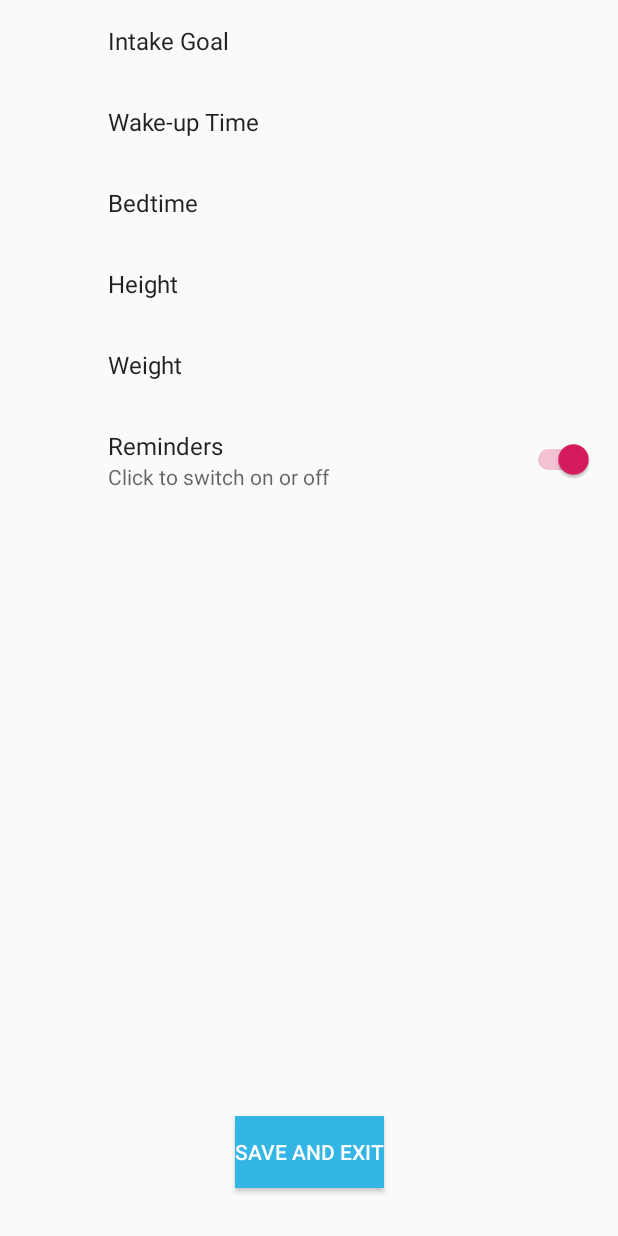
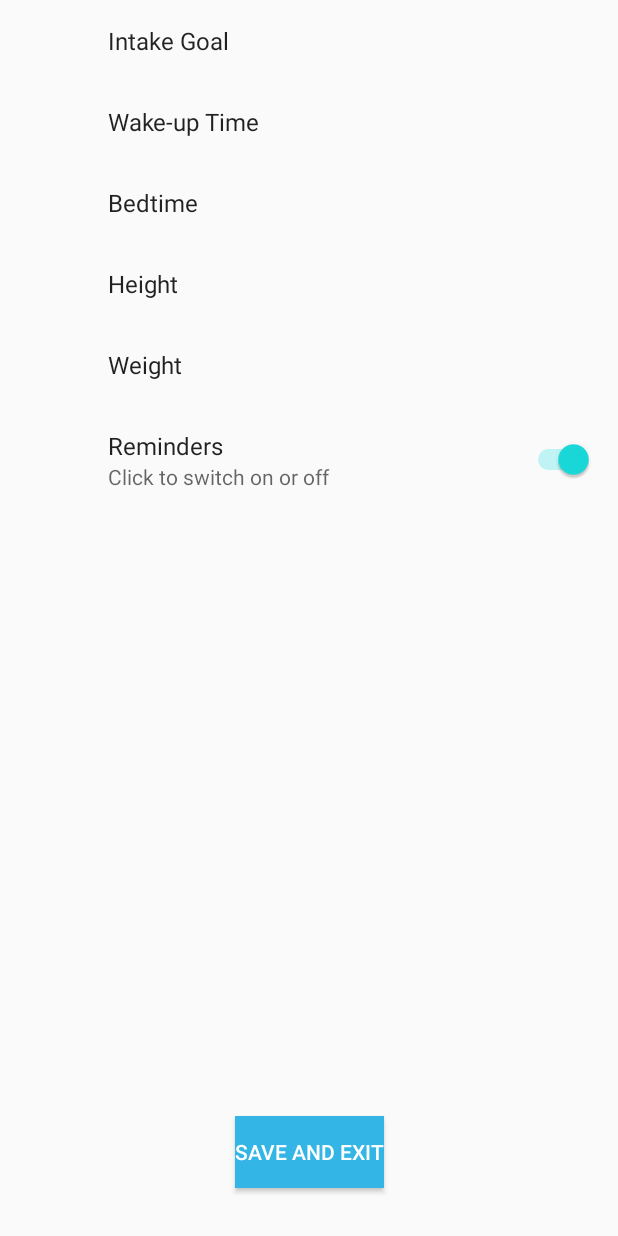
Before and after one commit to emmandibble/HiDr8, an Android app: the screen it shows after launch (Settings), after a tap on "Change Daily Goal", on a phone screen of 412 x 824 dp. Run offline under Robolectric (Android 15) with nearby library versions, the phone set to English and light mode, and no system bars; our stand-ins replace androidx.preference; 3 other taps on this screen came first.

Commit message:
Change color scheme

```diff
--- a/app/src/main/res/values/colors.xml
+++ b/app/src/main/res/values/colors.xml
@@ -1,6 +1,6 @@
 <?xml version="1.0" encoding="utf-8"?>
 <resources>
-    <color name="colorPrimary">#008577</color>
-    <color name="colorPrimaryDark">#00574B</color>
-    <color name="colorAccent">#D81B60</color>
+    <color name="colorPrimary">#26e0d1</color>
+    <color name="colorPrimaryDark">#36c7bb</color>
+    <color name="colorAccent">#1adbdb</color>
 </resources>
```
